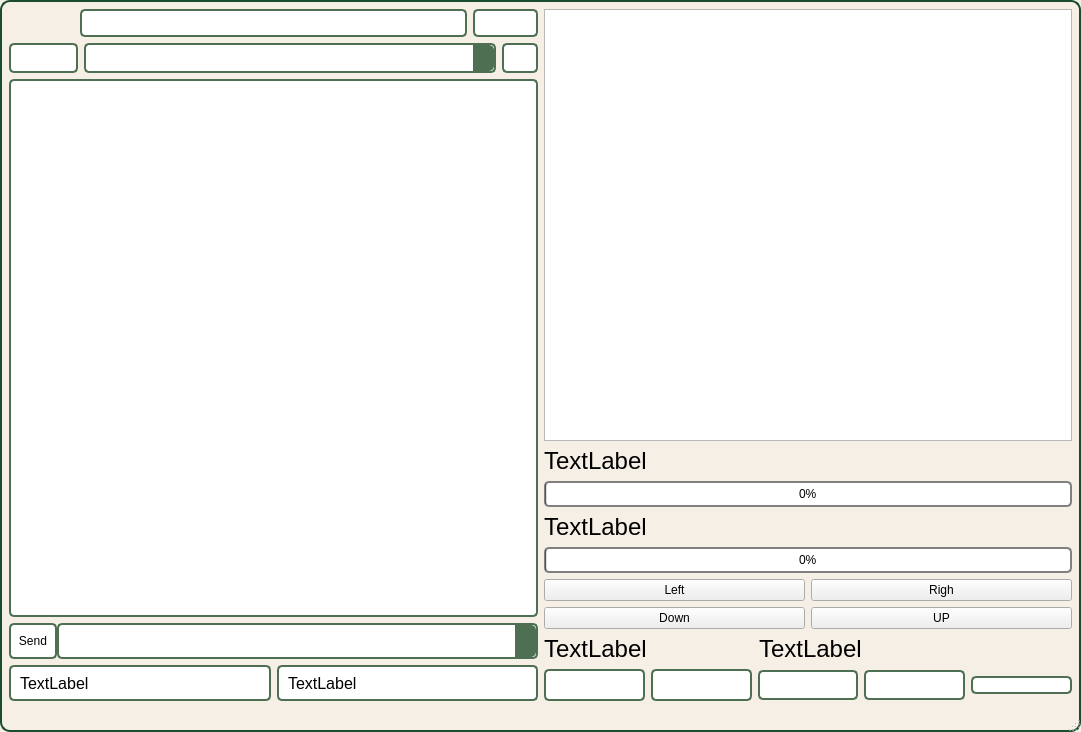
Before: the Qt Designer form mainwindow.ui in OLiwerFig/Inzynierka, drawn with Qt 5.
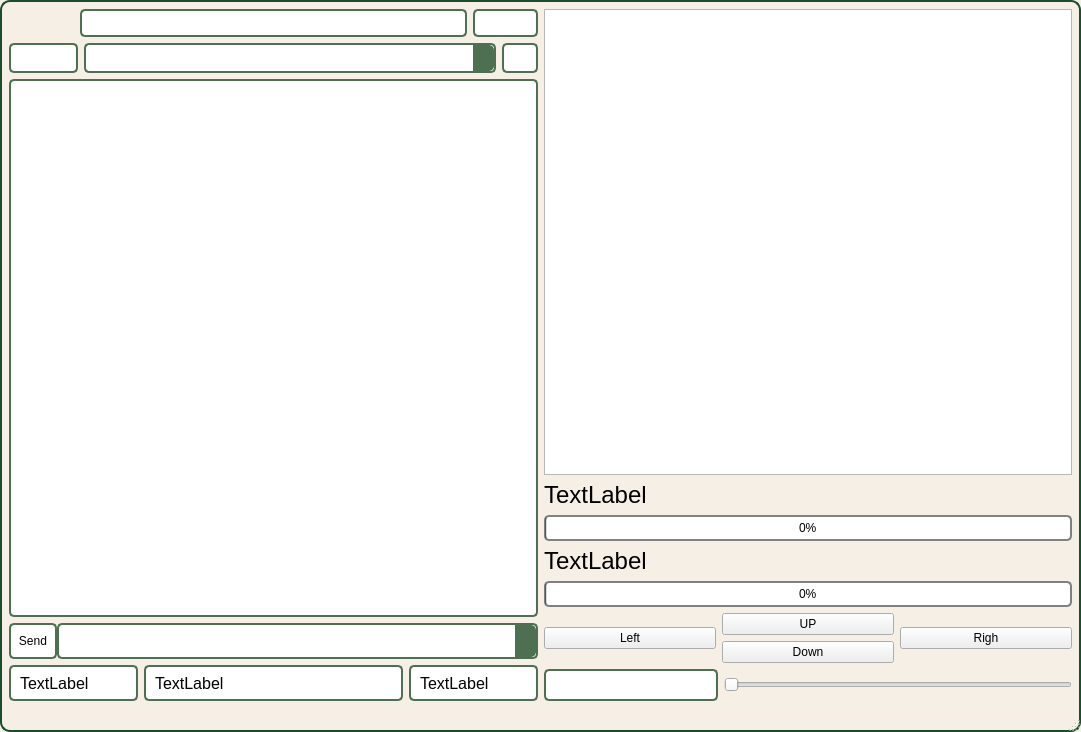
After: the same form once the commit is applied. Icons and pictures are not drawn.

Diff of the .ui file:
```diff
--- a/mainwindow.ui
+++ b/mainwindow.ui
@@ -326,7 +326,26 @@
        </layout>
       </item>
       <item>
-       <layout class="QHBoxLayout" name="horizontalLayout_6">
+       <layout class="QHBoxLayout" name="horizontalLayout_6" stretch="1,2,1">
+        <item>
+         <widget class="QLabel" name="label">
+          <property name="styleSheet">
+           <string notr="true">QLabel {
+    padding: 5px;
+    margin: 0px;
+    border: 2px solid #4F6F52;
+    border-radius: 5px;
+    background-color: white;
+    color: black; 
+    font-size: 16px; 
+}
+</string>
+          </property>
+          <property name="text">
+           <string>TextLabel</string>
+          </property>
+         </widget>
+        </item>
         <item>
          <widget class="QLabel" name="SurfaceLabel">
           <property name="styleSheet">
@@ -411,7 +430,7 @@
 </string>
           </property>
           <property name="maximum">
-           <number>120</number>
+           <number>1000</number>
           </property>
           <property name="value">
            <number>0</number>
@@ -465,7 +484,7 @@
 </string>
           </property>
           <property name="maximum">
-           <number>120</number>
+           <number>1000</number>
           </property>
           <property name="value">
            <number>0</number>
@@ -481,74 +500,46 @@
        <layout class="QVBoxLayout" name="verticalLayout_3" stretch="0">
         <item>
          <layout class="QGridLayout" name="gridLayout">
-          <item row="0" column="1">
-           <widget class="QPushButton" name="rightButton">
-            <property name="text">
-             <string>Righ</string>
-            </property>
-           </widget>
-          </item>
-          <item row="0" column="0">
+          <item row="0" column="0" rowspan="3">
            <widget class="QPushButton" name="leftButton">
             <property name="text">
              <string>Left</string>
             </property>
            </widget>
           </item>
-          <item row="1" column="1">
-           <widget class="QPushButton" name="upButton">
-            <property name="text">
-             <string>UP</string>
-            </property>
-           </widget>
-          </item>
-          <item row="1" column="0">
+          <item row="2" column="1">
            <widget class="QPushButton" name="downButton">
             <property name="text">
              <string>Down</string>
             </property>
            </widget>
           </item>
-         </layout>
-        </item>
-       </layout>
-      </item>
-      <item>
-       <layout class="QVBoxLayout" name="verticalLayout_2">
-        <item>
-         <layout class="QHBoxLayout" name="horizontalLayout_3" stretch="2,3">
-          <item>
-           <widget class="QLabel" name="actualTarget">
-            <property name="font">
-             <font>
-              <family>Arial</family>
-              <pointsize>18</pointsize>
-             </font>
-            </property>
+          <item row="0" column="2" rowspan="3">
+           <widget class="QPushButton" name="rightButton">
             <property name="text">
-             <string>TextLabel</string>
+             <string>Righ</string>
             </property>
            </widget>
           </item>
-          <item>
-           <widget class="QLabel" name="send_target">
-            <property name="font">
-             <font>
-              <family>Arial</family>
-              <pointsize>18</pointsize>
-             </font>
-            </property>
+          <item row="0" column="1" rowspan="2">
+           <widget class="QPushButton" name="upButton">
             <property name="text">
-             <string>TextLabel</string>
+             <string>UP</string>
             </property>
            </widget>
           </item>
          </layout>
         </item>
+       </layout>
+      </item>
         <item>
-         <layout class="QHBoxLayout" name="horizontalLayout" stretch="1,1,1,1,1">
+       <layout class="QVBoxLayout" name="verticalLayout_2" stretch="1">
           <item>
-           <widget class="QLabel" name="labelTargetX">
+         <layout class="QHBoxLayout" name="horizontalLayout_3" stretch="0">
+          <item>
+           <layout class="QHBoxLayout" name="horizontalLayout" stretch="1,2">
+            <item>
+             <widget class="QLabel" name="SpeedLabel">
             <property name="font">
              <font>
               <family>Arial</family>
@@ -573,101 +564,13 @@
            </widget>
           </item>
           <item>
-           <widget class="QLabel" name="labelTargetY">
-            <property name="font">
-             <font>
-              <family>Arial</family>
-              <pointsize>-1</pointsize>
-             </font>
-            </property>
-            <property name="styleSheet">
-             <string notr="true">QLabel {
-    padding: 5px;
-    margin: 0px;
-    border: 2px solid #4F6F52;
-    border-radius: 5px;
-    background-color: white;
-    color: black; /* Kolor tekstu */
-    font-size: 16px; /* Większy rozmiar czcionki */
-}
-</string>
-            </property>
-            <property name="text">
-             <string/>
-            </property>
-           </widget>
-          </item>
-          <item>
-           <widget class="QLineEdit" name="lineEditTargetX">
-            <property name="styleSheet">
-             <string notr="true">QLineEdit {
-    border: 2px solid #4F6F52; 
-    border-radius: 5px; 
-    padding: 5px;
-    background: white; /* Białe tło */
-    selection-background-color: #4CAF50;
-    selection-color: white; 
-}
-
-QLineEdit:focus {
-    border: 2px solid #FF0000;
-}
-</string>
-            </property>
-           </widget>
-          </item>
-          <item>
-           <widget class="QLineEdit" name="lineEditTargetY">
-            <property name="styleSheet">
-             <string notr="true">QLineEdit {
-    border: 2px solid #4F6F52; 
-    border-radius: 5px; 
-    padding: 5px; 
-    background: white; 
-    selection-background-color: #4F6F52; 
-    selection-color: white; 
-}
-
-QLineEdit:focus {
-    border: 2px solid #FF0000
-}
-</string>
-            </property>
-           </widget>
-          </item>
-          <item>
-           <widget class="QPushButton" name="buttonSendTarget">
-            <property name="styleSheet">
-             <string notr="true">QPushButton {
-    padding: 0px;
-    margin: 0px;
-    border: 2px solid #4F6F52;
-    border-radius: 5px;
-    background-color: white;
-    background-position: center;
-    background-repeat: no-repeat;
-    background-size: contain;
-}
-
-QPushButton#buttonSendTarget {
-    background-color: white;
-    border: 2px solid #4F6F52;
-    border-radius: 5px;
-}
-
-QPushButton#buttonSendTarget:pressed {
-    background-color: #4F6F52;
-    color: white; 
-}
-</string>
-            </property>
-            <property name="text">
-             <string/>
-            </property>
-            <property name="autoDefault">
-             <bool>false</bool>
-            </property>
-           </widget>
+             <widget class="QSlider" name="horizontalSlider">
+              <property name="orientation">
+               <enum>Qt::Horizontal</enum>
+              </property>
+             </widget>
+            </item>
+           </layout>
           </item>
          </layout>
         </item>
```
Lines whose indentation alone changed are shown as unchanged.
